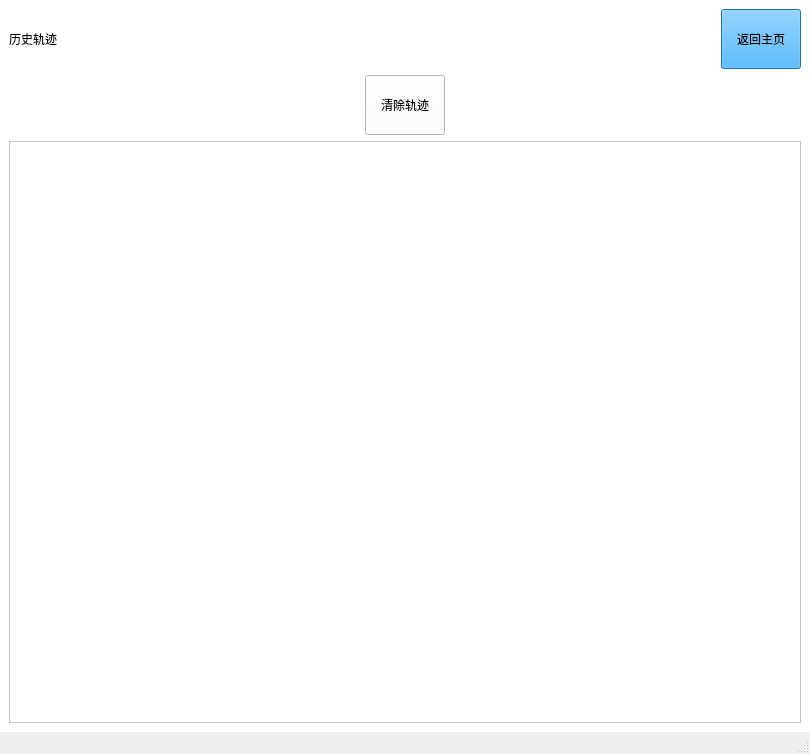
Qt form mainwindow.ui (langmda/car-project) before a commit.
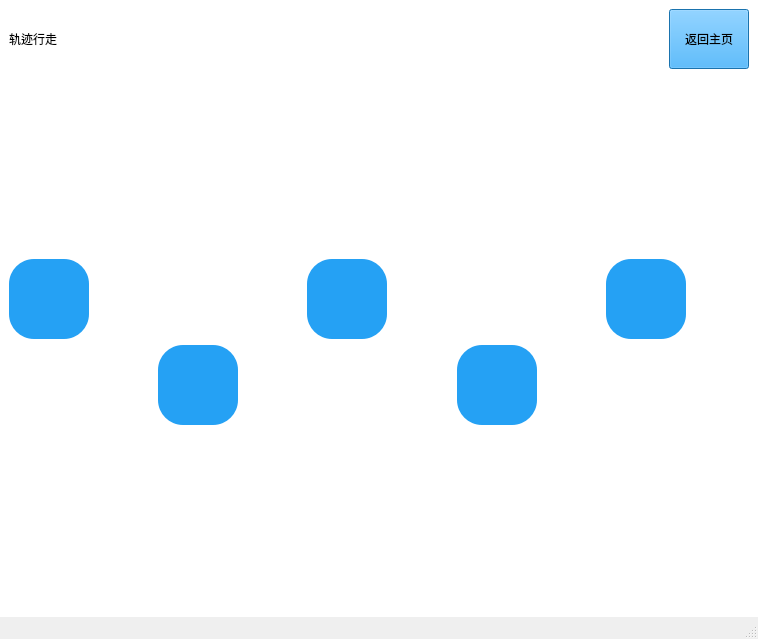
The same form after that commit. Icons and pictures are not drawn.

Commit message: 尝试轨迹行走

```diff
--- a/mainwindow.ui
+++ b/mainwindow.ui
@@ -6,8 +6,8 @@
    <rect>
     <x>0</x>
     <y>0</y>
-    <width>810</width>
-    <height>754</height>
+    <width>758</width>
+    <height>639</height>
    </rect>
   </property>
   <property name="sizePolicy">
@@ -969,7 +969,7 @@
 color: rgb(0, 0, 0);</string>
             </property>
             <property name="text">
-             <string>历史轨迹</string>
+             <string>轨迹行走</string>
             </property>
            </widget>
           </item>
@@ -1008,8 +1008,167 @@
          </layout>
         </item>
         <item>
-         <layout class="QHBoxLayout" name="horizontalLayout_26">
-          <item>
+         <spacer name="verticalSpacer_23">
+          <property name="orientation">
+           <enum>Qt::Orientation::Vertical</enum>
+          </property>
+          <property name="sizeHint" stdset="0">
+           <size>
+            <width>20</width>
+            <height>40</height>
+           </size>
+          </property>
+         </spacer>
+        </item>
+        <item>
+         <layout class="QGridLayout" name="gridLayout_4">
+          <item row="0" column="3">
+           <spacer name="horizontalSpacer_55">
+            <property name="orientation">
+             <enum>Qt::Orientation::Horizontal</enum>
+            </property>
+            <property name="sizeHint" stdset="0">
+             <size>
+              <width>40</width>
+              <height>20</height>
+             </size>
+            </property>
+           </spacer>
+          </item>
+          <item row="0" column="0">
+           <widget class="QPushButton" name="Trajectory_Square_Button">
+            <property name="styleSheet">
+             <string notr="true">QPushButton {
+    border-radius: 25px;
+    min-width: 80px;
+    max-width: 80px;
+    min-height: 80px;
+    max-height: 80px;
+    border: none;
+    background-color: rgb(37, 161, 244);
+    qproperty-icon: url(:/image/正方形.png);
+    qproperty-iconSize: 60px 60px;  /* 控制图标大小 */
+}
+
+QPushButton:pressed {
+    background-color: rgb(30, 129, 195);
+}</string>
+            </property>
+            <property name="text">
+             <string/>
+            </property>
+           </widget>
+          </item>
+          <item row="1" column="1">
+           <widget class="QPushButton" name="Trajectory_Eight_Button">
+            <property name="styleSheet">
+             <string notr="true">QPushButton {
+    border-radius: 25px;
+    min-width: 80px;
+    max-width: 80px;
+    min-height: 80px;
+    max-height: 80px;
+    border: none;
+    background-color: rgb(37, 161, 244);
+    qproperty-icon: url(:/image/8字形.png);
+    qproperty-iconSize: 70px 70px;  /* 控制图标大小 */
+}
+
+QPushButton:pressed {
+    background-color: rgb(30, 129, 195);
+}</string>
+            </property>
+            <property name="text">
+             <string/>
+            </property>
+           </widget>
+          </item>
+          <item row="0" column="4">
+           <widget class="QPushButton" name="Trajectory_Circle_Button">
+            <property name="styleSheet">
+             <string notr="true">QPushButton {
+    border-radius: 25px;
+    min-width: 80px;
+    max-width: 80px;
+    min-height: 80px;
+    max-height: 80px;
+    border: none;
+    background-color: rgb(37, 161, 244);
+    qproperty-icon: url(:/image/圆形.png);
+    qproperty-iconSize: 75px 75px;  /* 控制图标大小 */
+}
+
+QPushButton:pressed {
+    background-color: rgb(30, 129, 195);
+}</string>
+            </property>
+            <property name="text">
+             <string/>
+            </property>
+           </widget>
+          </item>
+          <item row="0" column="1">
+           <spacer name="horizontalSpacer_54">
+            <property name="orientation">
+             <enum>Qt::Orientation::Horizontal</enum>
+            </property>
+            <property name="sizeHint" stdset="0">
+             <size>
+              <width>40</width>
+              <height>20</height>
+             </size>
+            </property>
+           </spacer>
+          </item>
+          <item row="1" column="3">
+           <widget class="QPushButton" name="Trajectory_Star_Button">
+            <property name="styleSheet">
+             <string notr="true">QPushButton {
+    border-radius: 25px;
+    min-width: 80px;
+    max-width: 80px;
+    min-height: 80px;
+    max-height: 80px;
+    border: none;
+    background-color: rgb(37, 161, 244);
+    qproperty-icon: url(:/image/星形.png);
+    qproperty-iconSize: 65px 65px;  /* 控制图标大小 */
+}
+
+QPushButton:pressed {
+    background-color: rgb(30, 129, 195);
+}</string>
+            </property>
+            <property name="text">
+             <string/>
+            </property>
+           </widget>
+          </item>
+          <item row="0" column="2">
+           <widget class="QPushButton" name="Trajectory_Triangle_Button">
+            <property name="styleSheet">
+             <string notr="true">QPushButton {
+    border-radius: 25px;
+    min-width: 80px;
+    max-width: 80px;
+    min-height: 80px;
+    max-height: 80px;
+    border: none;
+    background-color: rgb(37, 161, 244);
+    qproperty-icon: url(:/image/三角形.png);
+    qproperty-iconSize: 80px 80px;  /* 控制图标大小 */
+}
+
+QPushButton:pressed {
+    background-color: rgb(30, 129, 195);
+}</string>
+            </property>
+            <property name="text">
+             <string/>
+            </property>
+           </widget>
+          </item>
+          <item row="1" column="0">
            <spacer name="horizontalSpacer_52">
             <property name="orientation">
              <enum>Qt::Orientation::Horizontal</enum>
@@ -1022,24 +1181,7 @@
             </property>
            </spacer>
           </item>
-          <item>
-           <widget class="QPushButton" name="TrajectoryClearButton">
-            <property name="minimumSize">
-             <size>
-              <width>0</width>
-              <height>60</height>
-             </size>
-            </property>
-            <property name="styleSheet">
-             <string notr="true">font: 15pt &quot;Microsoft YaHei UI&quot;;
-color: rgb(0, 0, 0);</string>
-            </property>
-            <property name="text">
-             <string>清除轨迹</string>
-            </property>
-           </widget>
-          </item>
-          <item>
+          <item row="1" column="2">
            <spacer name="horizontalSpacer_53">
             <property name="orientation">
              <enum>Qt::Orientation::Horizontal</enum>
@@ -1052,14 +1194,33 @@
             </property>
            </spacer>
           </item>
+          <item row="1" column="4">
+           <spacer name="horizontalSpacer_56">
+            <property name="orientation">
+             <enum>Qt::Orientation::Horizontal</enum>
+            </property>
+            <property name="sizeHint" stdset="0">
+             <size>
+              <width>40</width>
+              <height>20</height>
+             </size>
+            </property>
+           </spacer>
+          </item>
          </layout>
         </item>
         <item>
-         <widget class="QGraphicsView" name="graphicsView">
-          <property name="styleSheet">
-           <string notr="true"/>
+         <spacer name="verticalSpacer_24">
+          <property name="orientation">
+           <enum>Qt::Orientation::Vertical</enum>
           </property>
-         </widget>
+          <property name="sizeHint" stdset="0">
+           <size>
+            <width>20</width>
+            <height>40</height>
+           </size>
+          </property>
+         </spacer>
         </item>
        </layout>
       </widget>
```
Left out of the diff: 6 changed lines with no effect on the pictures. The commit also changes 54 other files.
